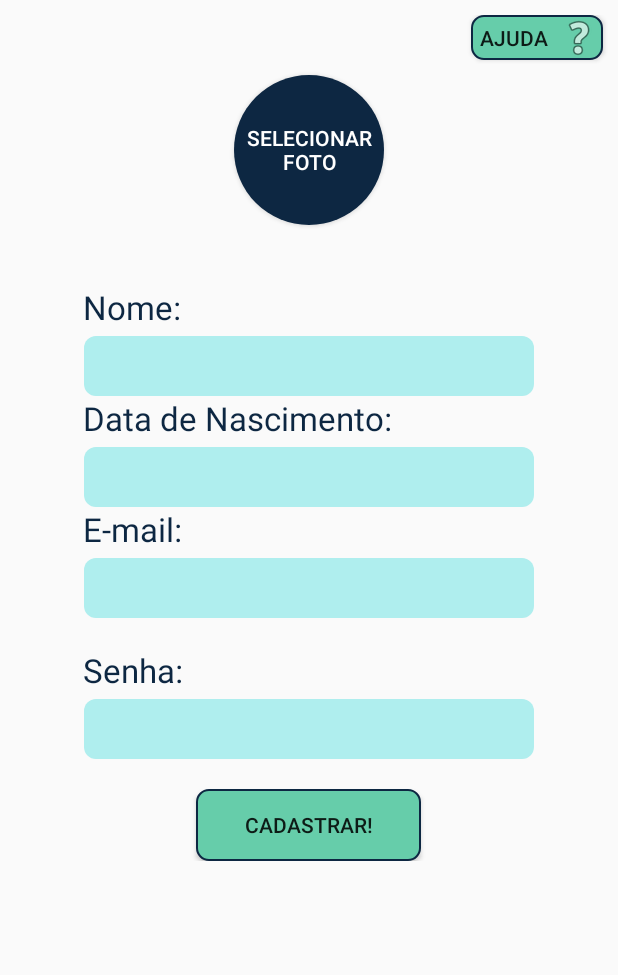
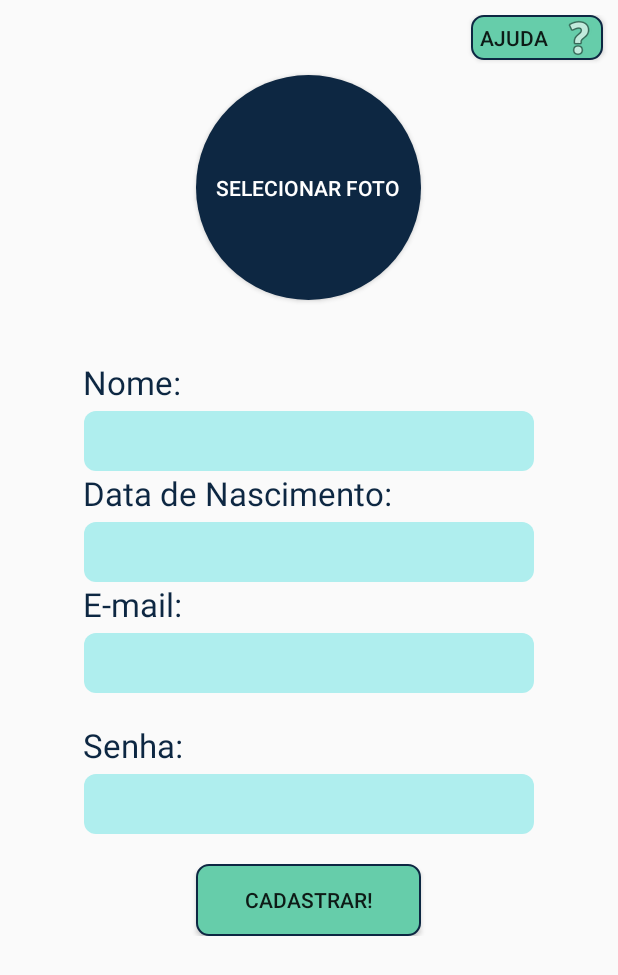
Before and after one commit to amandabriena/minhaRotina, an Android app: the CadastrarUsuario screen opened directly, with no data from a screen before it, on a phone screen of 412 x 824 dp. Shown: the top 975 px of the screen. Run offline under Robolectric (Android 15) with nearby library versions, the phone set to English and light mode, and no system bars; our stand-ins replace CircleImageView, Firebase (no records; nobody signed in at launch, a user with empty details on screens opened directly).

Commit message:
ajustes no layout

```diff
--- a/app/src/main/res/layout/activity_cadastrar_atividade_completo.xml
+++ b/app/src/main/res/layout/activity_cadastrar_atividade_completo.xml
@@ -28,7 +28,7 @@
         android:id="@+id/scrollForm"
         android:layout_width="match_parent"
         android:layout_marginTop="10dp"
-        android:layout_height="550dp"
+        android:layout_height="600dp"
         android:layout_gravity="center_horizontal"
         android:orientation="vertical"
         app:layout_constraintTop_toBottomOf="@+id/responsive"
--- a/app/src/main/res/layout/activity_editar_atividade.xml
+++ b/app/src/main/res/layout/activity_editar_atividade.xml
@@ -27,8 +27,7 @@
     <ScrollView
         android:id="@+id/scrollForm"
         android:layout_width="match_parent"
-        android:layout_marginTop="10dp"
-        android:layout_height="550dp"
+        android:layout_height="600dp"
         android:layout_gravity="center_horizontal"
         android:orientation="vertical"
         app:layout_constraintTop_toBottomOf="@+id/responsive"
--- a/app/src/main/res/layout/activity_ger_atividades.xml
+++ b/app/src/main/res/layout/activity_ger_atividades.xml
@@ -23,7 +23,7 @@
                 android:id="@+id/recyclerViewGer"
                 android:background="@android:color/white"
                 android:layout_width="match_parent"
-                android:layout_height="550dp"
+                android:layout_height="600dp"
                 tools:listitem="@layout/recyclerview_adapter_ger"/>
             <Button
                 android:id="@+id/btAdicionarAtividade"
--- a/app/src/main/res/values/dimens.xml
+++ b/app/src/main/res/values/dimens.xml
@@ -7,7 +7,7 @@
     <dimen name="margin_bts_dashboard">8dp</dimen>
     <dimen name="padding_bts_dashboard">20dp</dimen>
     <dimen name="height_bts_dashboard">40dp</dimen>
-    <dimen name="image_icon_size">100dp</dimen>
+    <dimen name="image_icon_size">150dp</dimen>
     <dimen name="padding_icons">5dp</dimen>
     <dimen name="padding_icons_button">10dp</dimen>
 
```
